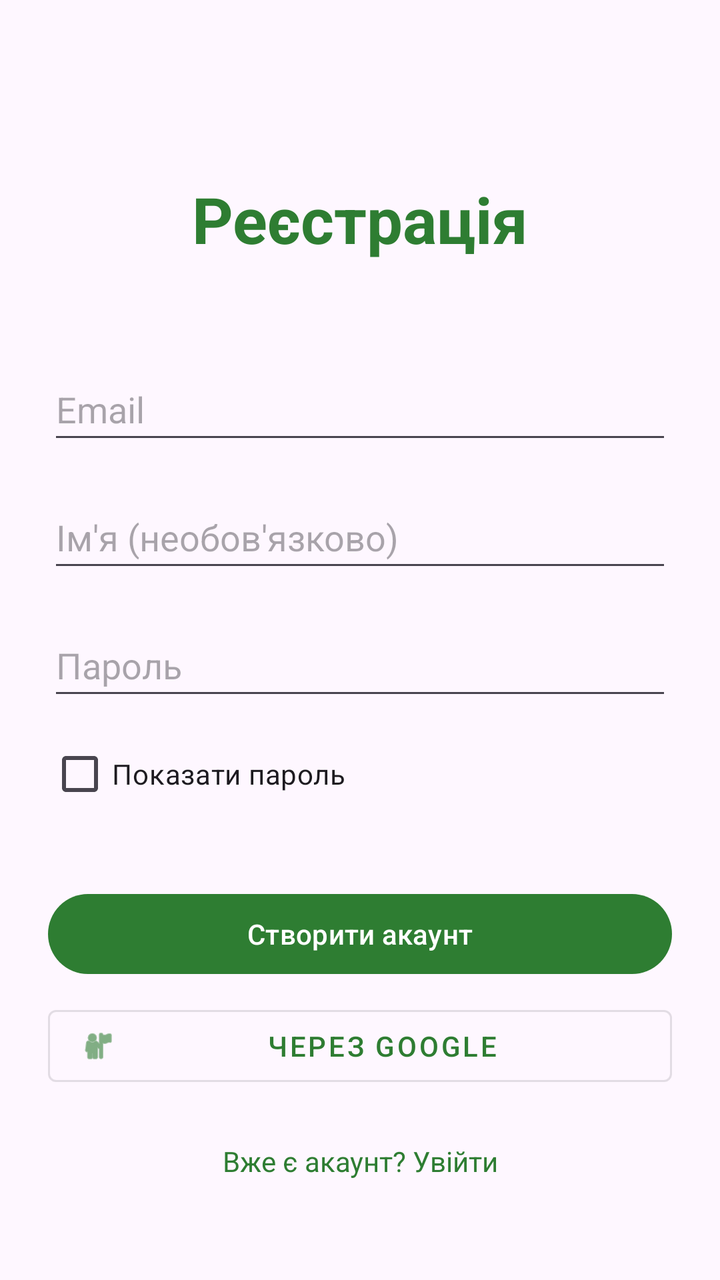
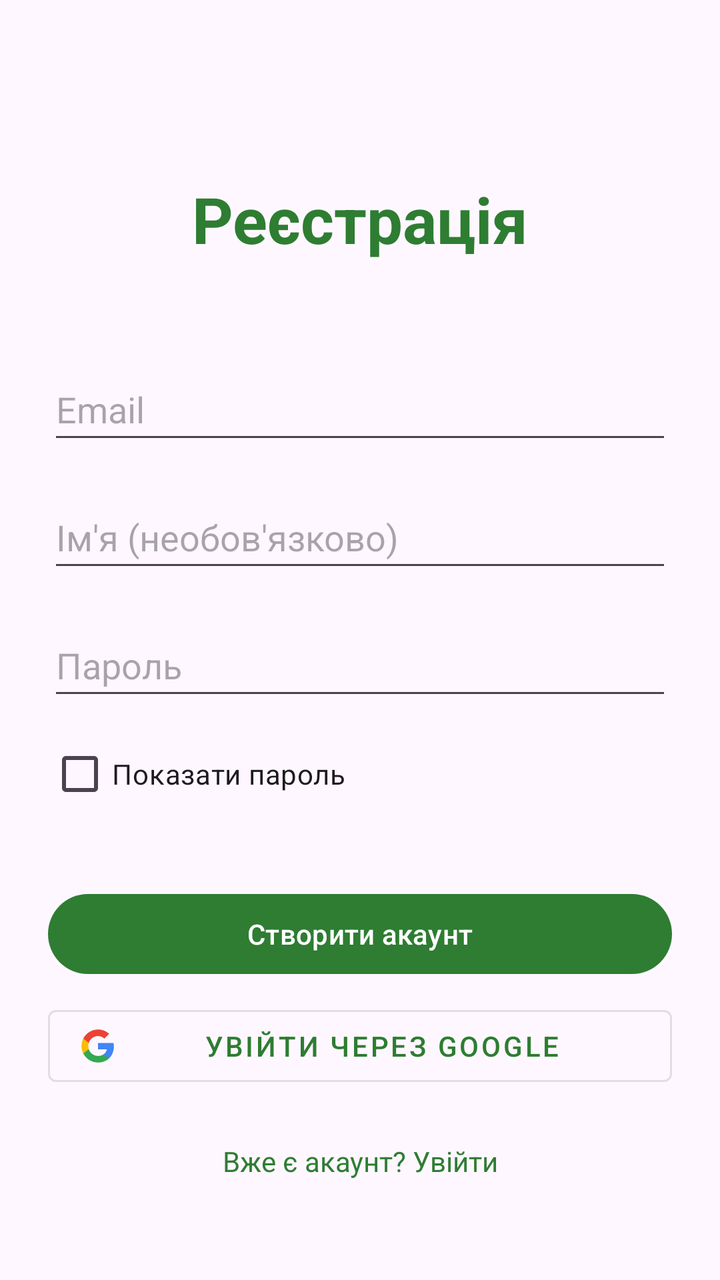

An Android layout rendered at two revisions. The XML below is the earlier revision; the diff shows what the commit changed to produce the second picture.
<!-- AndroidManifest.xml: application theme Theme.MyFinance -->
<!-- res/layout/activity_register.xml -->
<?xml version="1.0" encoding="utf-8"?>
<androidx.constraintlayout.widget.ConstraintLayout xmlns:android="http://schemas.android.com/apk/res/android"
    xmlns:app="http://schemas.android.com/apk/res-auto"
    xmlns:tools="http://schemas.android.com/tools"
    android:layout_width="match_parent"
    android:layout_height="match_parent"
    android:padding="24dp"
    tools:context=".RegisterActivity">

    <TextView
        android:id="@+id/tvTitle"
        android:layout_width="wrap_content"
        android:layout_height="wrap_content"
        android:layout_marginTop="64dp"
        android:text="Реєстрація"
        android:textColor="@color/primary_green"
        android:textSize="32sp"
        android:textStyle="bold"
        app:layout_constraintEnd_toEndOf="parent"
        app:layout_constraintStart_toStartOf="parent"
        app:layout_constraintTop_toTopOf="parent" />

    <EditText
        android:id="@+id/etEmail"
        android:layout_width="0dp"
        android:layout_height="wrap_content"
        android:layout_marginTop="48dp"
        android:hint="Email"
        android:inputType="textEmailAddress"
        android:minHeight="48dp"
        app:layout_constraintEnd_toEndOf="parent"
        app:layout_constraintStart_toStartOf="parent"
        app:layout_constraintTop_toBottomOf="@+id/tvTitle" />

    <EditText
        android:id="@+id/etName"
        android:layout_width="0dp"
        android:layout_height="wrap_content"
        android:layout_marginTop="16dp"
        android:hint="Ім'я (необов'язково)"
        android:inputType="textPersonName|textCapWords"
        android:minHeight="48dp"
        app:layout_constraintEnd_toEndOf="parent"
        app:layout_constraintStart_toStartOf="parent"
        app:layout_constraintTop_toBottomOf="@+id/etEmail" />

    <EditText
        android:id="@+id/etPassword"
        android:layout_width="0dp"
        android:layout_height="wrap_content"
        android:layout_marginTop="16dp"
        android:hint="Пароль"
        android:inputType="textPassword"
        android:minHeight="48dp"
        app:layout_constraintEnd_toEndOf="parent"
        app:layout_constraintStart_toStartOf="parent"
        app:layout_constraintTop_toBottomOf="@+id/etName" />

    <CheckBox
        android:id="@+id/cbShowPassword"
        android:layout_width="wrap_content"
        android:layout_height="wrap_content"
        android:layout_marginTop="8dp"
        android:text="Показати пароль"
        app:layout_constraintStart_toStartOf="parent"
        app:layout_constraintTop_toBottomOf="@+id/etPassword" />

    <Button
        android:id="@+id/btnRegister"
        android:layout_width="0dp"
        android:layout_height="wrap_content"
        android:layout_marginTop="32dp"
        android:text="Створити акаунт"
        app:layout_constraintEnd_toEndOf="parent"
        app:layout_constraintStart_toStartOf="parent"
        app:layout_constraintTop_toBottomOf="@+id/cbShowPassword" />

    <Button
        android:id="@+id/btnGoogleSignIn"
        style="@style/Widget.MaterialComponents.Button.OutlinedButton"
        android:layout_width="0dp"
        android:layout_height="wrap_content"
        android:layout_marginTop="8dp"
        android:text="Через Google"
        app:icon="@android:drawable/ic_menu_myplaces"
        app:layout_constraintEnd_toEndOf="parent"
        app:layout_constraintStart_toStartOf="parent"
        app:layout_constraintTop_toBottomOf="@+id/btnRegister" />

    <TextView
        android:id="@+id/tvGoToLogin"
        android:layout_width="wrap_content"
        android:layout_height="wrap_content"
        android:layout_marginTop="16dp"
        android:padding="8dp"
        android:text="Вже є акаунт? Увійти"
        android:textColor="@color/primary_green"
        app:layout_constraintEnd_toEndOf="parent"
        app:layout_constraintStart_toStartOf="parent"
        app:layout_constraintTop_toBottomOf="@+id/btnGoogleSignIn" />

    <ProgressBar
        android:id="@+id/progressBar"
        android:layout_width="wrap_content"
        android:layout_height="wrap_content"
        android:visibility="gone"
        app:layout_constraintBottom_toBottomOf="parent"
        app:layout_constraintEnd_toEndOf="parent"
        app:layout_constraintStart_toStartOf="parent"
        app:layout_constraintTop_toTopOf="parent" />

</androidx.constraintlayout.widget.ConstraintLayout>
<!-- resources referenced by this layout -->
<resources>
  <color name="primary_green">#2E7D32</color>
  <style name="Theme.MyFinance" parent="Base.Theme.MyFinance" />
  <style name="Base.Theme.MyFinance" parent="Theme.Material3.DayNight.NoActionBar">
          <item name="colorPrimary">@color/primary_green</item>
          <item name="colorSecondary">@color/primary_green_light</item>
      </style>
  <color name="primary_green_light">#4CAF50</color>
</resources>

<!-- the commit's change to res/layout/activity_register.xml (unified diff, before → after) -->
@@ -81,8 +81,9 @@
         android:layout_width="0dp"
         android:layout_height="wrap_content"
         android:layout_marginTop="8dp"
-        android:text="Через Google"
-        app:icon="@android:drawable/ic_menu_myplaces"
+        android:text="Увійти через Google"
+        app:icon="@drawable/ic_google"
+        app:iconTint="@null"
         app:layout_constraintEnd_toEndOf="parent"
         app:layout_constraintStart_toStartOf="parent"
         app:layout_constraintTop_toBottomOf="@+id/btnRegister" />
<!-- resource entries referenced after the edit -->
@@ -1,6 +1,28 @@
 <!-- resources referenced by this layout -->
 <resources>
   <color name="primary_green">#2E7D32</color>
+  <!-- drawable ic_google (drawable) -->
+  <vector xmlns:android="http://schemas.android.com/apk/res/android"
+      android:width="24dp"
+      android:height="24dp"
+      android:viewportWidth="24.0"
+      android:viewportHeight="24.0">
+      <path
+          android:fillColor="#4285F4"
+          android:pathData="M22.56,12.23c0,-0.8 -0.07,-1.53 -0.2,-2.23H12v4.26h5.92c-0.26,1.37 -1.04,2.53 -2.21,3.31v2.77h3.57c2.08,-1.92 3.28,-4.74 3.28,-8.11z"/>
+      <path
+          android:fillColor="#34A853"
+          android:pathData="M12,23c2.97,0 5.46,-0.98 7.28,-2.66l-3.57,-2.77c-0.98,0.66 -2.23,1.06 -3.71,1.06c-2.86,0 -5.29,-1.93 -6.16,-4.53H2.18v2.84C3.99,20.53 7.7,23 12,23z"/>
+      <path
+          android:fillColor="#FBBC05"
+          android:pathData="M5.84,14.09c-0.22,-0.66 -0.35,-1.36 -0.35,-2.09s0.13,-1.43 0.35,-2.09V7.07H2.18C1.43,8.55 1,10.22 1,12s0.43,3.45 1.18,4.93l2.85,-2.22l0.81,-0.62z"/>
+      <path
+          android:fillColor="#EA4335"
+          android:pathData="M12,5.38c1.62,0 3.06,0.56 4.21,1.64l3.15,-3.15C17.45,2.09 14.97,1 12,1C7.7,1 3.99,3.47 2.18,7.07l3.66,2.84c0.87,-2.6 3.3,-4.53 6.16,-4.53z"/>
+      <path
+          android:pathData="M1,1h22v22H1z"
+          android:fillColor="#00000000"/>
+  </vector>
   <style name="Theme.MyFinance" parent="Base.Theme.MyFinance" />
   <style name="Base.Theme.MyFinance" parent="Theme.Material3.DayNight.NoActionBar">
           <item name="colorPrimary">@color/primary_green</item>
